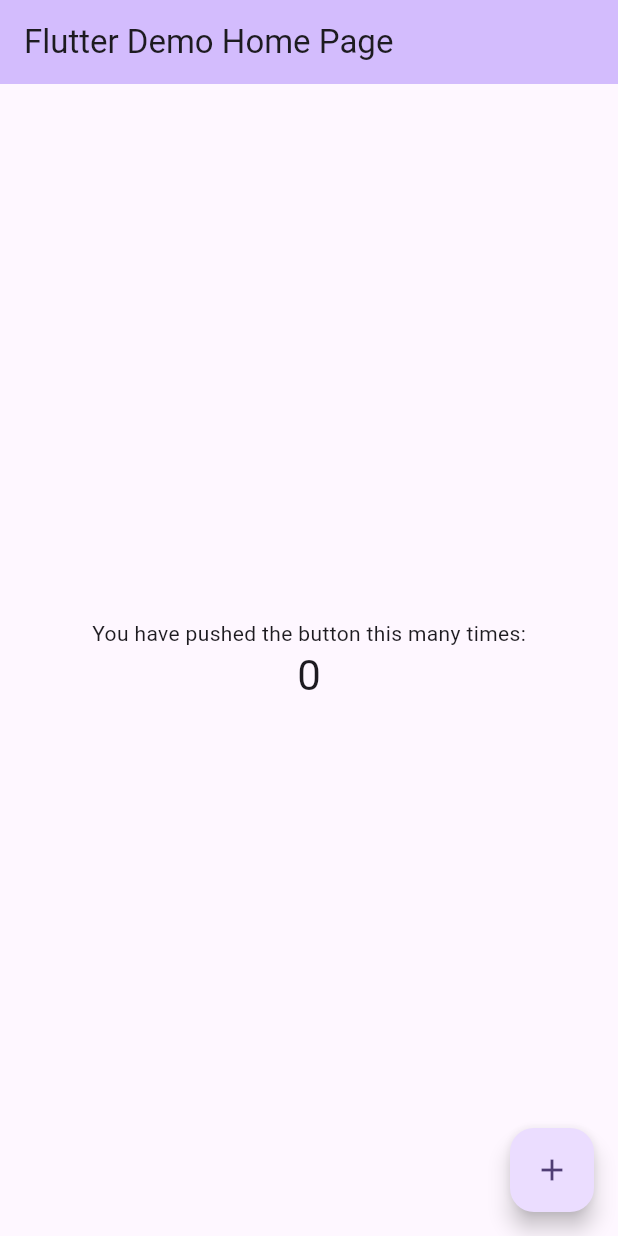
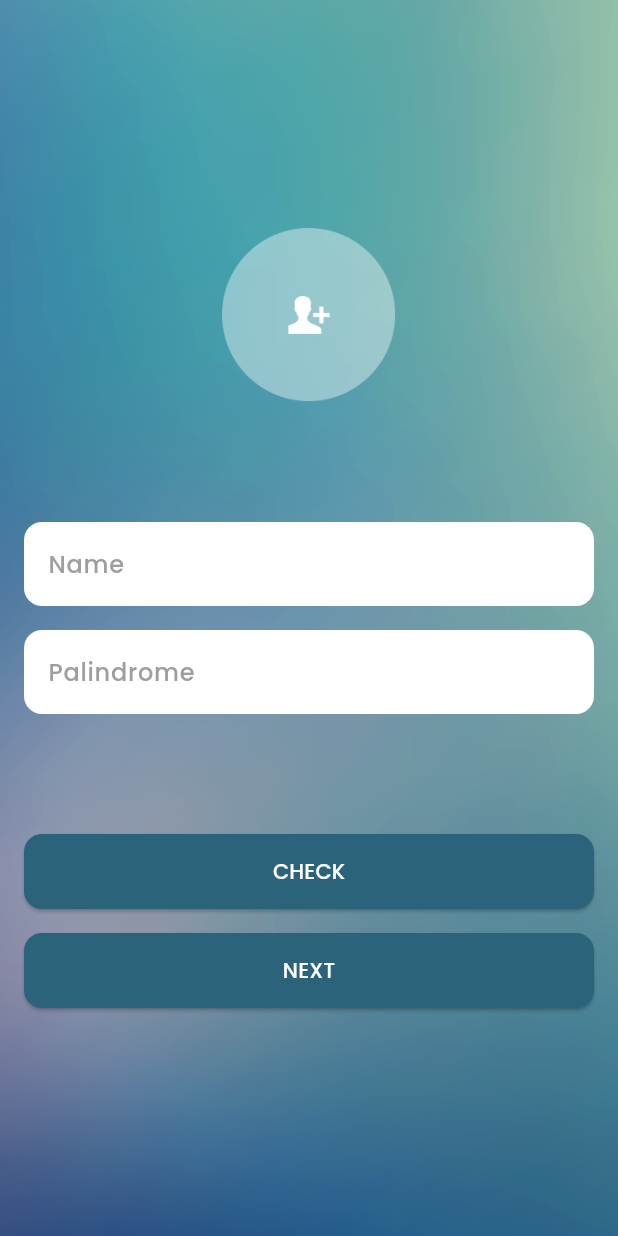
Before and after one commit to adityaibrar/suitmedia_intern, a Flutter app: the screen it shows after launch, on a phone screen of 412 x 824 dp. Run offline on Flutter 3.47's test engine with Material 3 defaults, Android fonts, the phone set to English and light mode, and no system bars; our stand-ins replace google_fonts.

Commit message:
Create: features Palindrome and List User

```diff
--- /dev/null
+++ b/lib/constant/routes.dart
@@ -0,0 +1,9 @@
+import 'package:suitmedia_intern/views/screens/first_screen.dart';
+import 'package:suitmedia_intern/views/screens/second_screen.dart';
+import 'package:suitmedia_intern/views/screens/third_screen.dart';
+
+dynamic routes = {
+  FirstScreen.routeName: (context) => const FirstScreen(),
+  SecondScreen.routeName: (context) => const SecondScreen(),
+  ThirdScreen.routeName: (context) => const ThirdScreen(),
+};
--- /dev/null
+++ b/lib/constant/theme.dart
@@ -0,0 +1,17 @@
+import 'package:flutter/material.dart';
+import 'package:google_fonts/google_fonts.dart';
+
+Color primaryColor = const Color(0xFF2B637B);
+Color whiteColor = Colors.white;
+Color blackColor = Colors.black;
+Color greyColor = Colors.grey;
+
+TextStyle whiteTextStyle = GoogleFonts.poppins(color: whiteColor);
+TextStyle blackTextStyle = GoogleFonts.poppins(color: blackColor);
+TextStyle greyTextStyle = GoogleFonts.poppins(color: greyColor);
+
+FontWeight light = FontWeight.w300;
+FontWeight regular = FontWeight.w400;
+FontWeight medium = FontWeight.w500;
+FontWeight semibold = FontWeight.w600;
+FontWeight bold = FontWeight.w700;
--- /dev/null
+++ b/lib/core/models/user_model.dart
@@ -0,0 +1,22 @@
+class User {
+  final String email;
+  final String firstName;
+  final String lastName;
+  final String avatar;
+
+  User({
+    required this.email,
+    required this.firstName,
+    required this.lastName,
+    required this.avatar,
+  });
+
+  factory User.fromJson(Map<String, dynamic> json) {
+    return User(
+      email: json['email'],
+      firstName: json['first_name'],
+      lastName: json['last_name'],
+      avatar: json['avatar'],
+    );
+  }
+}
--- /dev/null
+++ b/lib/core/provider/user_provider.dart
@@ -0,0 +1,73 @@
+import 'package:flutter/material.dart';
+import 'package:http/http.dart' as http;
+import 'package:suitmedia_intern/core/models/user_model.dart';
+import 'dart:convert';
+
+class UserProvider extends ChangeNotifier {
+  String _name = '';
+  String _selectedUserName = '';
+
+  String get name => _name;
+  String get selectedUserName => _selectedUserName;
+
+  List<User> users = [];
+  List get _users => users;
+  bool isLoading = false;
+  int currentPage = 1;
+  int perPage = 8;
+
+  void setName(String name) {
+    _name = name;
+    notifyListeners();
+  }
+
+  void setSelectedUserName(String userName) {
+    _selectedUserName = userName;
+    notifyListeners();
+  }
+
+  bool isPalindrome(String value) {
+    String cleaned =
+        value.replaceAll(RegExp(r'[^A-Za-z0-9]'), '').toLowerCase();
+    return cleaned == cleaned.split('').reversed.join('');
+  }
+
+  ScrollController onScrollEvent() {
+    ScrollController scrollController = ScrollController();
+    scrollController.addListener(() {
+      if (scrollController.position.pixels ==
+          scrollController.position.maxScrollExtent) {
+        nextPage();
+      }
+    });
+    return scrollController;
+  }
+
+  void nextPage() {
+    currentPage++;
+    fetchUsers();
+    notifyListeners();
+  }
+
+  Future fetchUsers() async {
+    isLoading = true;
+    var url = Uri.parse(
+        'https://reqres.in/api/users?page=$currentPage&per_page=$perPage');
+
+    try {
+      final res = await http.get(url);
+      final resData = jsonDecode(res.body);
+
+      if (res.statusCode == 200) {
+        isLoading = false;
+        final data = resData['data'] as List<dynamic>;
+        data.map((res) => _users.add(User.fromJson(res))).toList();
+        notifyListeners();
+      } else {
+        throw Exception('Failed to load data');
+      }
+    } catch (e) {
+      rethrow;
+    }
+  }
+}
--- a/lib/main.dart
+++ b/lib/main.dart
@@ -1,6 +1,11 @@
 import 'package:flutter/material.dart';
+import 'package:provider/provider.dart';
+import 'package:suitmedia_intern/constant/routes.dart';
+import 'package:suitmedia_intern/constant/theme.dart';
+import 'package:suitmedia_intern/core/provider/user_provider.dart';
 
 void main() {
+  WidgetsFlutterBinding.ensureInitialized();
   runApp(const MyApp());
 }
 
@@ -10,60 +15,16 @@ class MyApp extends StatelessWidget {
   // This widget is the root of your application.
   @override
   Widget build(BuildContext context) {
-    return MaterialApp(
-      title: 'Flutter Demo',
-      theme: ThemeData(
-        colorScheme: ColorScheme.fromSeed(seedColor: Colors.deepPurple),
-        useMaterial3: true,
-      ),
-      home: const MyHomePage(title: 'Flutter Demo Home Page'),
-    );
-  }
-}
-
-class MyHomePage extends StatefulWidget {
-  const MyHomePage({super.key, required this.title});
-
-  final String title;
-
-  @override
-  State<MyHomePage> createState() => _MyHomePageState();
-}
-
-class _MyHomePageState extends State<MyHomePage> {
-  int _counter = 0;
-
-  void _incrementCounter() {
-    setState(() {
-      _counter++;
-    });
-  }
-
-  @override
-  Widget build(BuildContext context) {
-    return Scaffold(
-      appBar: AppBar(
-        backgroundColor: Theme.of(context).colorScheme.inversePrimary,
-        title: Text(widget.title),
-      ),
-      body: Center(
-        child: Column(
-          mainAxisAlignment: MainAxisAlignment.center,
-          children: <Widget>[
-            const Text(
-              'You have pushed the button this many times:',
-            ),
-            Text(
-              '$_counter',
-              style: Theme.of(context).textTheme.headlineMedium,
-            ),
-          ],
+    return ChangeNotifierProvider(
+      create: (context) => UserProvider(),
+      child: MaterialApp(
+        debugShowCheckedModeBanner: false,
+        theme: ThemeData(
+          colorScheme: ColorScheme.fromSeed(seedColor: primaryColor),
+          useMaterial3: true,
         ),
-      ),
-      floatingActionButton: FloatingActionButton(
-        onPressed: _incrementCounter,
-        tooltip: 'Increment',
-        child: const Icon(Icons.add),
+        routes: routes,
+        initialRoute: '/',
       ),
     );
   }
--- /dev/null
+++ b/lib/views/screens/first_screen.dart
@@ -0,0 +1,90 @@
+import 'package:flutter/material.dart';
+import 'package:provider/provider.dart';
+import 'package:suitmedia_intern/core/provider/user_provider.dart';
+import 'package:suitmedia_intern/views/screens/second_screen.dart';
+import 'package:suitmedia_intern/views/widgets/custom_button.dart';
+import 'package:suitmedia_intern/views/widgets/custom_text_field.dart';
+
+class FirstScreen extends StatefulWidget {
+  static const String routeName = '/';
+  const FirstScreen({super.key});
+
+  @override
+  State<FirstScreen> createState() => _FirstScreenState();
+}
+
+class _FirstScreenState extends State<FirstScreen> {
+  final TextEditingController nameController = TextEditingController(),
+      palindromeController = TextEditingController();
+  @override
+  Widget build(BuildContext context) {
+    return Scaffold(
+      body: SingleChildScrollView(
+        child: Stack(
+          alignment: Alignment.center,
+          children: [
+            Image.asset(
+              'assets/images/background.png',
+              width: double.infinity,
+              height: MediaQuery.of(context).size.height,
+              fit: BoxFit.cover,
+            ),
+            Padding(
+              padding: const EdgeInsets.all(16),
+              child: Column(
+                mainAxisAlignment: MainAxisAlignment.center,
+                children: [
+                  Align(
+                    alignment: Alignment.center,
+                    child: Image.asset(
+                      'assets/icons/ic_photo.png',
+                      width: 116,
+                    ),
+                  ),
+                  const SizedBox(height: 80),
+                  CustomTextField(
+                    controller: nameController,
+                    title: 'Name',
+                  ),
+                  const SizedBox(height: 16),
+                  CustomTextField(
+                    controller: palindromeController,
+                    title: 'Palindrome',
+                  ),
+                  const SizedBox(height: 80),
+                  CustomButton(
+                    title: 'CHECK',
+                    onPressed: () {
+                      String sentence = palindromeController.text;
+                      bool result =
+                          Provider.of<UserProvider>(context, listen: false)
+                              .isPalindrome(sentence);
+                      showDialog(
+                        context: context,
+                        builder: (context) {
+                          return AlertDialog(
+                            content: Text(
+                                result ? 'isPalindrome' : 'not palindrome'),
+                          );
+                        },
+                      );
+                    },
+                  ),
+                  const SizedBox(height: 16),
+                  CustomButton(
+                    title: 'NEXT',
+                    onPressed: () {
+                      Provider.of<UserProvider>(context, listen: false)
+                          .setName(nameController.text);
+                      Navigator.pushNamed(context, SecondScreen.routeName);
+                    },
+                  ),
+                ],
+              ),
+            ),
+          ],
+        ),
+      ),
+    );
+  }
+}
--- /dev/null
+++ b/lib/views/widgets/custom_button.dart
@@ -0,0 +1,33 @@
+import 'package:flutter/material.dart';
+import 'package:suitmedia_intern/constant/theme.dart';
+
+class CustomButton extends StatelessWidget {
+  final String title;
+  final Function() onPressed;
+  const CustomButton({
+    super.key,
+    required this.title,
+    required this.onPressed,
+  });
+
+  @override
+  Widget build(BuildContext context) {
+    return ElevatedButton(
+      onPressed: onPressed,
+      style: ElevatedButton.styleFrom(
+        backgroundColor: primaryColor,
+        minimumSize: const Size(double.infinity, 50),
+        shape: RoundedRectangleBorder(
+          borderRadius: BorderRadius.circular(12),
+        ),
+      ),
+      child: Text(
+        title,
+        style: whiteTextStyle.copyWith(
+          fontWeight: medium,
+          fontSize: 14,
+        ),
+      ),
+    );
+  }
+}
--- /dev/null
+++ b/lib/views/widgets/custom_text_field.dart
@@ -0,0 +1,36 @@
+import 'package:flutter/material.dart';
+import 'package:suitmedia_intern/constant/theme.dart';
+
+class CustomTextField extends StatelessWidget {
+  final String title;
+  final TextEditingController controller;
+  const CustomTextField({
+    super.key,
+    required this.title,
+    required this.controller,
+  });
+
+  @override
+  Widget build(BuildContext context) {
+    return TextField(
+      controller: controller,
+      style: blackTextStyle.copyWith(
+        fontWeight: medium,
+        fontSize: 16,
+      ),
+      decoration: InputDecoration(
+        hintText: title,
+        hintStyle: greyTextStyle.copyWith(
+          fontWeight: medium,
+          fontSize: 16,
+        ),
+        fillColor: whiteColor,
+        filled: true,
+        border: OutlineInputBorder(
+          borderRadius: BorderRadius.circular(12),
+          borderSide: BorderSide.none,
+        ),
+      ),
+    );
+  }
+}
```
Also changed, not shown: lib/views/screens/second_screen.dart (added, +94 -0 lines), lib/views/screens/third_screen.dart (added, +95 -0 lines), pubspec.yaml (+7 -4 lines), assets/icons/ic_photo.png (added), assets/images/background.png (added), pubspec.lock, 1 other file.
